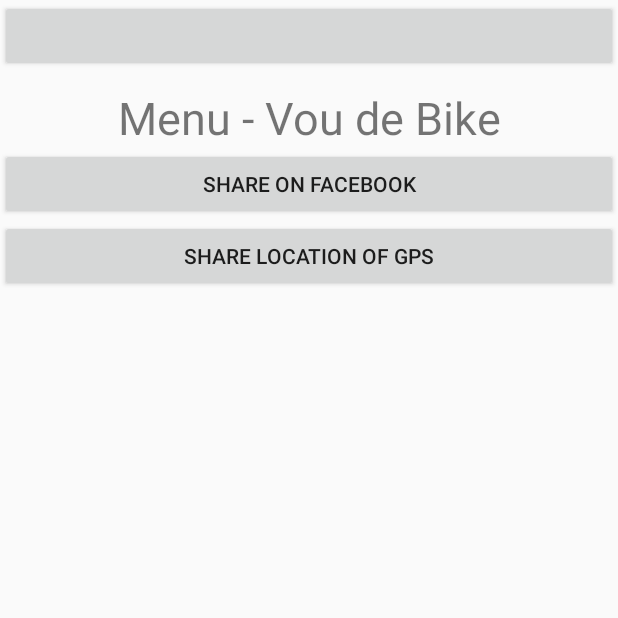
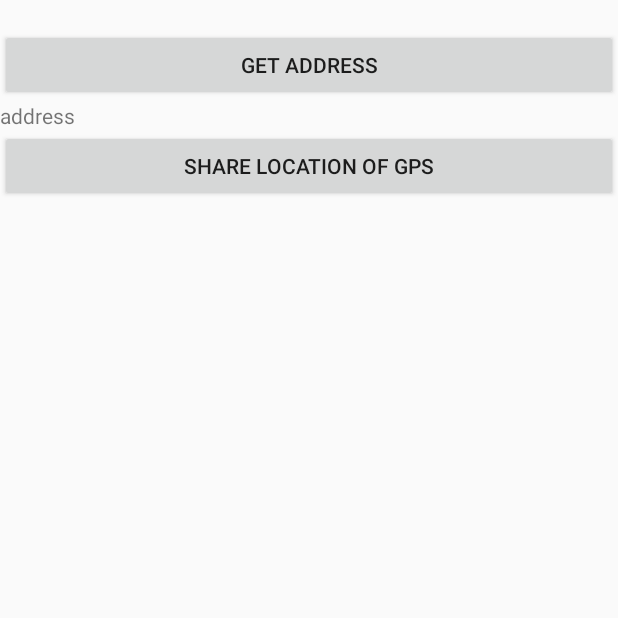
Before and after one commit to felipemiquelim/VouDeBike, an Android app: the menu screen opened directly, with no data from a screen before it, after a tap on "SHARE LOCATION OF GPS", on a phone screen of 412 x 824 dp, the top half of it. Run offline under Robolectric (Android 15) with nearby library versions, the phone set to English and light mode, and no system bars; libraries missing offline, so code that uses them is left out: com.facebook, com.facebook.login, com.facebook.share; plain views replace LoginButton; 3 statements that could not run were skipped.

Commit message:
Facebook Share Bike Route

```diff
--- a/app/src/main/AndroidManifest.xml
+++ b/app/src/main/AndroidManifest.xml
@@ -3,6 +3,9 @@
     package="br.com.puc.facebookproject" >
 
     <uses-permission android:name="android.permission.INTERNET"></uses-permission>
+    <uses-permission android:name="android.permission.ACCESS_FINE_LOCATION"></uses-permission>
+    <uses-permission android:name="android.permission.ACCESS_COARSE_LOCATION"></uses-permission>
+
 
     <application
         android:allowBackup="true"
@@ -26,6 +29,7 @@
         <activity android:name=".menu"></activity>
         <activity android:name=".shareonfacebook"></activity>
         <activity android:name=".sharelocationgps"></activity>
+        <activity android:name=".shareactivity"></activity>
 
 
     <activity android:name="com.facebook.FacebookActivity"
--- a/app/src/main/java/br/com/puc/facebookproject/menu.java
+++ b/app/src/main/java/br/com/puc/facebookproject/menu.java
@@ -66,11 +66,20 @@ public class menu extends Activity {
         logoutButton.registerCallback(mCallBackManager, mCallback);
     }
 
-    public void shareOnFacebook(View v) {
+    public void onButtonClick(View v) {
         if (v.getId() == R.id.bShareOnFacebook) {
             Intent i = new Intent(menu.this, shareonfacebook.class);
             startActivity(i);
         }
+        if (v.getId() == R.id.bShareLocation) {
+            Intent i = new Intent(menu.this, sharelocationgps.class);
+            startActivity(i);
+        }
+        if (v.getId() == R.id.bShareActivity) {
+            Intent i = new Intent(menu.this, shareactivity.class);
+            startActivity(i);
+        }
+
     }
 
     @Override
--- a/app/src/main/java/br/com/puc/facebookproject/sharelocationgps.java
+++ b/app/src/main/java/br/com/puc/facebookproject/sharelocationgps.java
@@ -1,16 +1,217 @@
 package br.com.puc.facebookproject;
 
 import android.app.Activity;
+import android.content.Context;
+import android.content.Intent;
+import android.location.Address;
+import android.location.Criteria;
+import android.location.Geocoder;
+import android.location.Location;
+import android.location.LocationListener;
+import android.location.LocationManager;
+import android.net.Uri;
 import android.os.Bundle;
+import android.util.Log;
+import android.view.View;
+import android.widget.Button;
+import android.widget.TextView;
+import android.widget.Toast;
+
+import com.facebook.CallbackManager;
+import com.facebook.FacebookCallback;
+import com.facebook.FacebookException;
+import com.facebook.Profile;
+import com.facebook.share.Sharer;
+import com.facebook.share.model.ShareLinkContent;
+import com.facebook.share.model.ShareOpenGraphAction;
+import com.facebook.share.model.ShareOpenGraphContent;
+import com.facebook.share.model.ShareOpenGraphObject;
+import com.facebook.share.widget.ShareDialog;
+
+import org.kobjects.util.Util;
+
+import java.io.IOException;
+import java.util.LinkedList;
+import java.util.List;
 
 /**
  * Created by Felipe on 17/10/2015.
  */
 public class sharelocationgps extends Activity {
+    TextView _addressText, _locationText;
+    LocationManager _locationManager;
+    String _locationProvider;
+    Location _currentLocation;
+
+    //SHARE OBJECTS
+    private Button bShare;
+    private Profile profile;
+    private CallbackManager callbackManager;
+    private ShareDialog shareDialog;
 
     @Override
     protected void onCreate(Bundle savedInstanceState) {
         super.onCreate(savedInstanceState);
-        setContentView(R.layout.shareonfacebook);
+        setContentView(R.layout.sharelocationgps);
+
+        _addressText = (TextView) findViewById(R.id.address_text);
+        _locationText = (TextView) findViewById(R.id.location_text);
+
+        InitializeLocationManager();
+
+    }
+
+
+    //SHARE METHOD
+    private void ShareOnFacebook() {
+
+        profile = Profile.getCurrentProfile();
+
+        callbackManager = CallbackManager.Factory.create();
+        shareDialog = new ShareDialog(this);
+        // this part is optional
+        shareDialog.registerCallback(callbackManager, new FacebookCallback<Sharer.Result>() {
+            @Override
+            public void onSuccess(Sharer.Result result) {
+                Toast.makeText(sharelocationgps.this, "Success", Toast.LENGTH_LONG).show();
+            }
+
+            @Override
+            public void onCancel() {
+
+            }
+
+            @Override
+            public void onError(FacebookException error) {
+                Toast.makeText(sharelocationgps.this, "Fail", Toast.LENGTH_LONG).show();
+            }
+        });
+
+        String mapsURL = "https://www.google.com.br/maps/@";
+        mapsURL += String.valueOf(_currentLocation.getLatitude());
+        mapsURL += ",";
+        mapsURL += String.valueOf(_currentLocation.getLongitude());
+        mapsURL += ",20z?hl=pt";
+
+        if (ShareDialog.canShow(ShareLinkContent.class)) {
+            ShareLinkContent linkContent = new ShareLinkContent.Builder()
+                    .setContentTitle("Vou de Bike")
+                    .setContentDescription( _addressText.getText().toString())
+                    .setContentUrl(Uri.parse(mapsURL))
+                    .build();
+
+
+            shareDialog.show(linkContent);
+        }
+
+        bShare = (Button) findViewById(R.id.bShare);
+    }
+
+    //SHARE AUX
+    @Override
+    protected void onActivityResult(final int requestCode, final int resultCode, final Intent data) {
+        super.onActivityResult(requestCode, resultCode, data);
+        callbackManager.onActivityResult(requestCode, resultCode, data);
+    }
+
+    private void InitializeLocationManager() {
+        Criteria criteriaForLocationService = new Criteria();
+        //criteriaForLocationService.setAccuracy(Accuracy.Fine);
+        _locationManager = (LocationManager) getSystemService(Context.LOCATION_SERVICE);
+        List<String> acceptableLocationProviders = _locationManager.getProviders(criteriaForLocationService, true);
+
+        if (!acceptableLocationProviders.isEmpty()) {
+            _locationProvider = acceptableLocationProviders.get(0);
+        } else {
+            _locationProvider = null;
+        }
+    }
+
+    @Override
+    protected void onResume() {
+        super.onResume();
+        try {
+            _locationManager.requestLocationUpdates(_locationProvider, 0, 0, new LocationListener() {
+                @Override
+                public void onLocationChanged(Location location) {
+                    _currentLocation = location;
+                    if (_currentLocation == null) {
+                        _locationText.setText("Unable to determine your location.");
+                    } else {
+                        _locationText.setText(String.format("{0},{1}", _currentLocation.getLatitude(), _currentLocation.getLongitude()));
+                    }
+                }
+
+                @Override
+                public void onProviderDisabled(String provider) {
+                    // TODO Auto-generated method stub
+                }
+
+                @Override
+                public void onProviderEnabled(String provider) {
+                    // TODO Auto-generated method stub
+                }
+
+                @Override
+                public void onStatusChanged(String provider, int status,
+                                            Bundle extras) {
+                    // TODO Auto-generated method stub
+                }
+            });
+        }
+        catch (Exception e) { }
+    }
+
+    @Override
+    protected void onPause() {
+        super.onPause();
+        try {
+        _locationManager.removeUpdates((LocationListener) this);
+        }
+        catch (Exception e) { }
+    }
+
+    public void AddressButton_OnClick(View view) throws IOException, InterruptedException {
+        if (_currentLocation == null)
+        {
+            _addressText.setText("Can't determine the current address.");
+            return;
+        }
+
+        Geocoder geocoder = new Geocoder(this);
+        List<Address> addressList = geocoder.getFromLocation(_currentLocation.getLatitude(), _currentLocation.getLongitude(), 10);
+
+
+        if (!addressList.isEmpty())
+        {
+            Address address = addressList.get(0);
+            StringBuilder deviceAddress = new StringBuilder();
+            for (int i = 0; i < address.getMaxAddressLineIndex(); i++)
+            {
+                deviceAddress.append(address.getAddressLine(i))
+                        .append(",");
+            }
+            _addressText.setText(deviceAddress.toString());
+            //Log.d("Lat", String.valueOf(_currentLocation.getLatitude()));
+            //Log.d("Lon", String.valueOf(_currentLocation.getLongitude()));
+        }
+        else
+        {
+            _addressText.setText("Unable to determine the address.");
+        }
+
+
+    }
+
+    public void shareContent(View view) {
+        /*try {
+            _locationManager.removeUpdates((LocationListener) this);
+
+        }
+        catch (Exception e) {
+            Log.d("Felipe", "Ërro na Loc");
+        }*/
+        _locationManager = null;
+        ShareOnFacebook();
     }
 }
--- a/app/src/main/res/layout/menu.xml
+++ b/app/src/main/res/layout/menu.xml
@@ -28,7 +28,7 @@
         android:layout_gravity="center_horizontal"
         android:gravity="center"
         android:text="Share on Facebook"
-        android:onClick="shareOnFacebook"/>
+        android:onClick="onButtonClick"/>
 
     <Button
         android:id="@+id/bShareLocation"
@@ -39,11 +39,15 @@
         android:text="Share Location of GPS"
         android:onClick="onButtonClick"/>
 
-    <TextView
-        android:id="@+id/tv_result"
+    <Button
+        android:id="@+id/bShareActivity"
         android:layout_width="fill_parent"
         android:layout_height="wrap_content"
+        android:layout_gravity="center_horizontal"
         android:gravity="center"
-        android:text="" android:textSize="26dp"/>
+        android:text="Share Activity"
+        android:onClick="onButtonClick"/>
+
+
 
 </LinearLayout>
--- a/app/src/main/res/layout/sharelocationgps.xml
+++ b/app/src/main/res/layout/sharelocationgps.xml
@@ -1,6 +1,32 @@
 <?xml version="1.0" encoding="utf-8"?>
 <LinearLayout xmlns:android="http://schemas.android.com/apk/res/android"
-    android:layout_width="match_parent" android:layout_height="match_parent">
+    android:layout_width="match_parent"
+    android:layout_height="wrap_content"
+    android:orientation="vertical" >
+
+    <TextView
+    android:layout_width="fill_parent"
+    android:layout_height="wrap_content"
+    android:layout_gravity="center_horizontal"
+    android:gravity="center"
+    android:text="location"
+    android:id="@+id/location_text"
+    android:visibility="invisible"
+    />
+
+    <Button
+        android:layout_width="fill_parent"
+        android:layout_height="wrap_content"
+        android:id="@+id/get_address_button"
+        android:text="Get Address"
+        android:onClick="AddressButton_OnClick"
+        />
+    <TextView
+        android:layout_width="fill_parent"
+        android:layout_height="wrap_content"
+        android:text="address"
+        android:id="@+id/address_text"
+        />
 
     <Button
         android:id="@+id/bShare"
@@ -10,5 +36,4 @@
         android:gravity="center"
         android:text="Share Location of GPS"
         android:onClick="shareContent"/>
-
 </LinearLayout>
```
